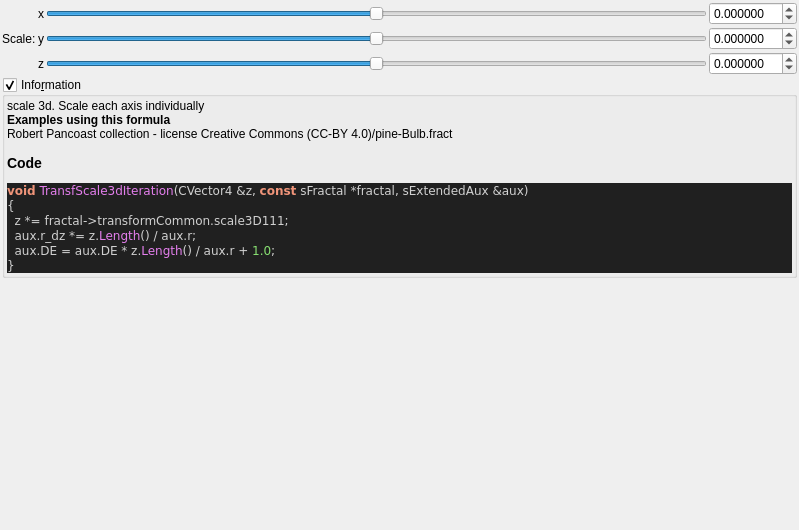
First picture: the form in mandelbulber2/formula/ui/fractal_transf_scale3d.ui, repository buddhi1980/mandelbulber2, before the edit.
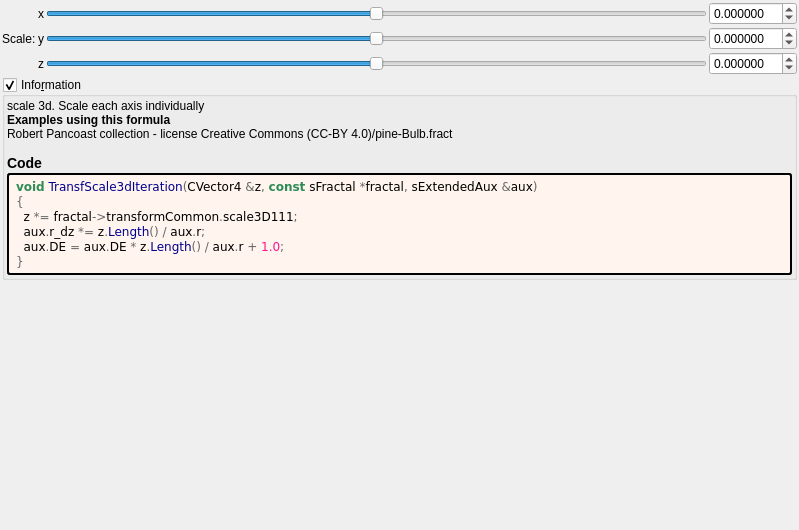
Second picture: the form after the edit. Custom widgets are drawn as their Qt base class.

The edit to the form file:
```diff
--- a/mandelbulber2/formula/ui/fractal_transf_scale3d.ui
+++ b/mandelbulber2/formula/ui/fractal_transf_scale3d.ui
@@ -251,18 +251,33 @@
        <number>2</number>
       </property>
       <item>
-       <widget class="QLabel" name="label_code_content">
+	   <widget class="QLabel" name="label_information_general">
         <property name="text">
          <string notr="true">&lt;p&gt;scale 3d. Scale each axis individually&lt;/p&gt;&lt;table&gt;
 &lt;/table&gt;
-&lt;br&gt;&lt;b&gt;Examples using this formula&lt;/b&gt;&lt;br&gt;Robert Pancoast collection - license Creative Commons (CC-BY 4.0)/pine-Bulb.fract&lt;h3&gt;Code&lt;/h3&gt;
-&lt;body style=&quot;background-color:#202020&quot;&gt;
-&lt;pre style=&quot;color:#d0d0d0; background-color:#202020;  font-family:'Courier New',monospace;&quot;&gt;&lt;span style=&quot;color:#f09479; font-weight:bold&quot;&gt;void&lt;/span&gt; &lt;span style=&quot;color:#e47eed&quot;&gt;TransfScale3dIteration&lt;/span&gt;&lt;span style=&quot;color:#d0d0d0&quot;&gt;(&lt;/span&gt;CVector4 &lt;span style=&quot;color:#d0d0d0&quot;&gt;&amp;amp;&lt;/span&gt;z&lt;span style=&quot;color:#d0d0d0&quot;&gt;,&lt;/span&gt; &lt;span style=&quot;color:#f09479; font-weight:bold&quot;&gt;const&lt;/span&gt; sFractal &lt;span style=&quot;color:#d0d0d0&quot;&gt;*&lt;/span&gt;fractal&lt;span style=&quot;color:#d0d0d0&quot;&gt;,&lt;/span&gt; sExtendedAux &lt;span style=&quot;color:#d0d0d0&quot;&gt;&amp;amp;&lt;/span&gt;aux&lt;span style=&quot;color:#d0d0d0&quot;&gt;)&lt;/span&gt;
-&lt;span style=&quot;color:#d0d0d0&quot;&gt;{&lt;/span&gt;
-  z &lt;span style=&quot;color:#d0d0d0&quot;&gt;*=&lt;/span&gt; fractal&lt;span style=&quot;color:#d0d0d0&quot;&gt;-&amp;gt;&lt;/span&gt;transformCommon&lt;span style=&quot;color:#d0d0d0&quot;&gt;.&lt;/span&gt;scale3D111&lt;span style=&quot;color:#d0d0d0&quot;&gt;;&lt;/span&gt;
-  aux&lt;span style=&quot;color:#d0d0d0&quot;&gt;.&lt;/span&gt;r_dz &lt;span style=&quot;color:#d0d0d0&quot;&gt;*=&lt;/span&gt; z&lt;span style=&quot;color:#d0d0d0&quot;&gt;.&lt;/span&gt;&lt;span style=&quot;color:#e47eed&quot;&gt;Length&lt;/span&gt;&lt;span style=&quot;color:#d0d0d0&quot;&gt;() /&lt;/span&gt; aux&lt;span style=&quot;color:#d0d0d0&quot;&gt;.&lt;/span&gt;r&lt;span style=&quot;color:#d0d0d0&quot;&gt;;&lt;/span&gt;
-  aux&lt;span style=&quot;color:#d0d0d0&quot;&gt;.&lt;/span&gt;DE &lt;span style=&quot;color:#d0d0d0&quot;&gt;=&lt;/span&gt; aux&lt;span style=&quot;color:#d0d0d0&quot;&gt;.&lt;/span&gt;DE &lt;span style=&quot;color:#d0d0d0&quot;&gt;*&lt;/span&gt; z&lt;span style=&quot;color:#d0d0d0&quot;&gt;.&lt;/span&gt;&lt;span style=&quot;color:#e47eed&quot;&gt;Length&lt;/span&gt;&lt;span style=&quot;color:#d0d0d0&quot;&gt;() /&lt;/span&gt; aux&lt;span style=&quot;color:#d0d0d0&quot;&gt;.&lt;/span&gt;r &lt;span style=&quot;color:#d0d0d0&quot;&gt;+&lt;/span&gt; &lt;span style=&quot;color:#87df71&quot;&gt;1.0&lt;/span&gt;&lt;span style=&quot;color:#d0d0d0&quot;&gt;;&lt;/span&gt;
-&lt;span style=&quot;color:#d0d0d0&quot;&gt;}&lt;/span&gt;
+&lt;br&gt;&lt;b&gt;Examples using this formula&lt;/b&gt;&lt;br&gt;Robert Pancoast collection - license Creative Commons (CC-BY 4.0)/pine-Bulb.fract&lt;h3&gt;Code&lt;/h3&gt;</string>
+		</property>
+		<property name="wordWrap">
+		 <bool>true</bool>
+		</property>
+		<property name="openExternalLinks">
+		 <bool>true</bool>
+		</property>
+		<property name="textInteractionFlags">
+		 <set>Qt::LinksAccessibleByMouse|Qt::TextSelectableByMouse</set>
+		</property>
+		</widget>
+	   </item>
+	   <item>
+	    <widget class="QLabel" name="label_code_content">
+		 <property name="text">
+		  <string notr="true">&lt;body style=&quot;background-color:#fff5ee&quot;&gt;
+&lt;pre style=&quot;color:#000000; background-color:#fff5ee;  font-family:'Courier New',monospace;&quot;&gt;&lt;span style=&quot;color:#2e8b57; font-weight:bold&quot;&gt;void&lt;/span&gt; &lt;span style=&quot;color:#00008f&quot;&gt;TransfScale3dIteration&lt;/span&gt;&lt;span style=&quot;color:#676767&quot;&gt;(&lt;/span&gt;CVector4 &lt;span style=&quot;color:#676767&quot;&gt;&amp;amp;&lt;/span&gt;z&lt;span style=&quot;color:#676767&quot;&gt;,&lt;/span&gt; &lt;span style=&quot;color:#2e8b57; font-weight:bold&quot;&gt;const&lt;/span&gt; sFractal &lt;span style=&quot;color:#676767&quot;&gt;*&lt;/span&gt;fractal&lt;span style=&quot;color:#676767&quot;&gt;,&lt;/span&gt; sExtendedAux &lt;span style=&quot;color:#676767&quot;&gt;&amp;amp;&lt;/span&gt;aux&lt;span style=&quot;color:#676767&quot;&gt;)&lt;/span&gt;
+&lt;span style=&quot;color:#676767&quot;&gt;{&lt;/span&gt;
+  z &lt;span style=&quot;color:#676767&quot;&gt;*=&lt;/span&gt; fractal&lt;span style=&quot;color:#676767&quot;&gt;-&amp;gt;&lt;/span&gt;transformCommon&lt;span style=&quot;color:#676767&quot;&gt;.&lt;/span&gt;scale3D111&lt;span style=&quot;color:#676767&quot;&gt;;&lt;/span&gt;
+  aux&lt;span style=&quot;color:#676767&quot;&gt;.&lt;/span&gt;r_dz &lt;span style=&quot;color:#676767&quot;&gt;*=&lt;/span&gt; z&lt;span style=&quot;color:#676767&quot;&gt;.&lt;/span&gt;&lt;span style=&quot;color:#00008f&quot;&gt;Length&lt;/span&gt;&lt;span style=&quot;color:#676767&quot;&gt;() /&lt;/span&gt; aux&lt;span style=&quot;color:#676767&quot;&gt;.&lt;/span&gt;r&lt;span style=&quot;color:#676767&quot;&gt;;&lt;/span&gt;
+  aux&lt;span style=&quot;color:#676767&quot;&gt;.&lt;/span&gt;DE &lt;span style=&quot;color:#676767&quot;&gt;=&lt;/span&gt; aux&lt;span style=&quot;color:#676767&quot;&gt;.&lt;/span&gt;DE &lt;span style=&quot;color:#676767&quot;&gt;*&lt;/span&gt; z&lt;span style=&quot;color:#676767&quot;&gt;.&lt;/span&gt;&lt;span style=&quot;color:#00008f&quot;&gt;Length&lt;/span&gt;&lt;span style=&quot;color:#676767&quot;&gt;() /&lt;/span&gt; aux&lt;span style=&quot;color:#676767&quot;&gt;.&lt;/span&gt;r &lt;span style=&quot;color:#676767&quot;&gt;+&lt;/span&gt; &lt;span style=&quot;color:#ff1493&quot;&gt;1.0&lt;/span&gt;&lt;span style=&quot;color:#676767&quot;&gt;;&lt;/span&gt;
+&lt;span style=&quot;color:#676767&quot;&gt;}&lt;/span&gt;
 &lt;/pre&gt;
 &lt;/body&gt;</string>
         </property>
@@ -275,6 +290,9 @@
         <property name="textInteractionFlags">
          <set>Qt::LinksAccessibleByMouse|Qt::TextSelectableByMouse</set>
         </property>
+		 <property name="styleSheet">
+		  <string notr="true">border-style: outset; border-width: 2px; border-radius: 3px; border-color: black; background-color: #fff5ee; padding: 4px;</string>
+		  </property>
        </widget>
       </item>
      </layout>
```
Lines whose indentation alone changed are shown as unchanged.
